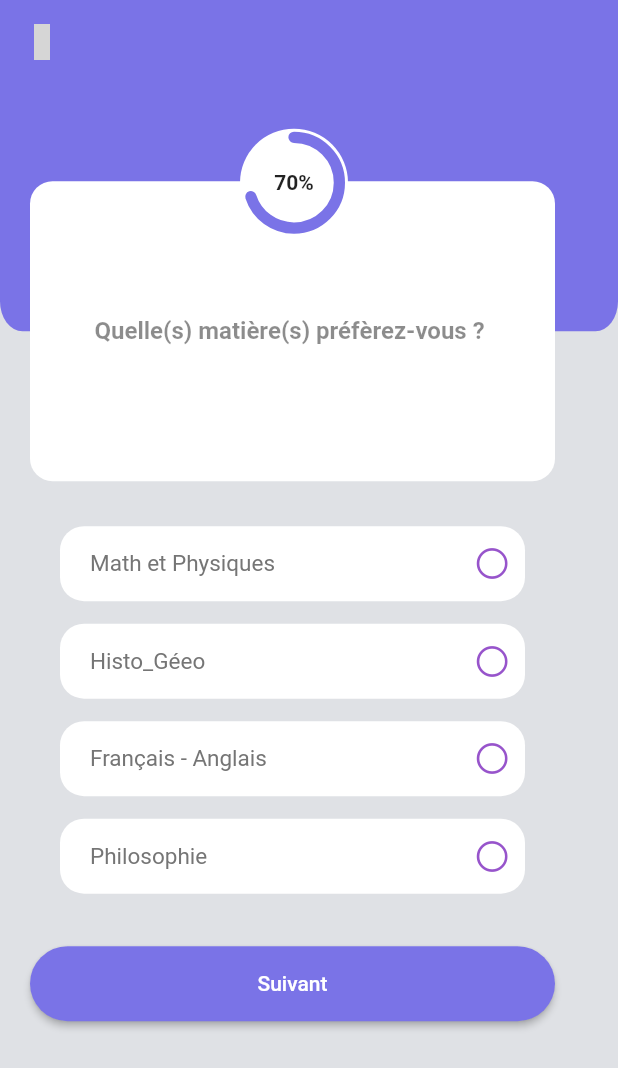
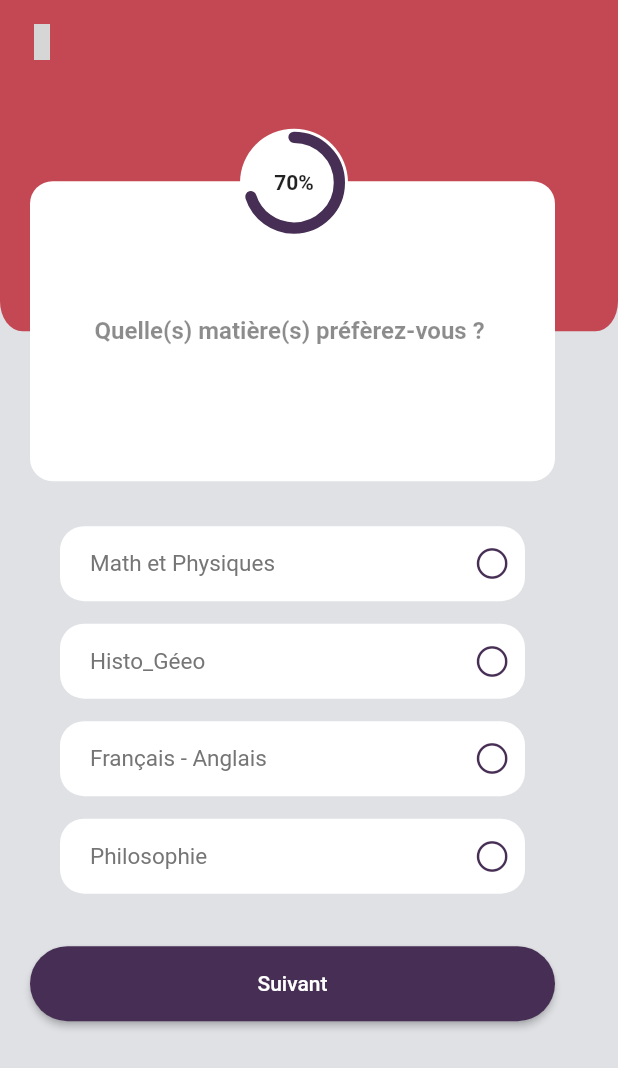
Before and after one commit to Khaniee/hackaton_ifm, a Flutter app: the ScaffoldWithBottomNavbar screen opened directly, item 5 of the bottom bar chosen, after a tap on "Commencer le test", on a phone screen of 412 x 824 dp. Shown: the top 1068 px of the screen. Run offline on Flutter 3.47's test engine with Material 2 defaults, Android fonts, the phone set to English and light mode, and no system bars; drawn by our look-alikes of percent_indicator; our stand-ins replace confetti, file_picker, iconsax, lottie, page_transition, rive and 2 more; missing offline and left inert: indexed; project files that could hold a hidden picture were left out; grey boxes are pictures that could not be loaded.

Commit message:
change color

```diff
--- a/lib/layouts/scaffold_with_bottom_navbar.dart
+++ b/lib/layouts/scaffold_with_bottom_navbar.dart
@@ -1,8 +1,8 @@
 import 'package:flutter/material.dart';
-import 'package:hackaton_ifm/screens/createRealisationScreen.dart';
+import 'package:hackaton_ifm/screens/create_realisation_screen.dart';
 import 'package:hackaton_ifm/screens/home_screen.dart';
 import 'package:hackaton_ifm/screens/menu_screen.dart';
-import 'package:hackaton_ifm/screens/quiz_screen.dart';
+import 'package:hackaton_ifm/screens/bonne_conduite_screen.dart';
 import 'package:hackaton_ifm/screens/timeline_screen.dart';
 import 'package:hackaton_ifm/screens/whoami_screen.dart';
 import 'package:hackaton_ifm/utils/color.dart';
@@ -42,7 +42,7 @@ class _ScaffoldWithBottomNavbarState extends State<ScaffoldWithBottomNavbar> {
       "icon": Iconsax.note,
       "selected_icon": Iconsax.note_2,
       "label": "Quizz",
-      "screen": const QuizScreen(),
+      "screen": const BonneConduiteScreen(),
     },
     {
       "icon": Iconsax.personalcard,
@@ -59,6 +59,7 @@ class _ScaffoldWithBottomNavbarState extends State<ScaffoldWithBottomNavbar> {
       bottomNavigationBar: NavigationBar(
         height: 70,
         labelBehavior: NavigationDestinationLabelBehavior.onlyShowSelected,
+        indicatorColor: AppColor.red.withOpacity(0.3),
         selectedIndex: selectedIndex,
         onDestinationSelected: (value) => setState(() {
           selectedIndex = value;
--- a/lib/screens/home_screen.dart
+++ b/lib/screens/home_screen.dart
@@ -1,7 +1,10 @@
 import 'package:flutter/material.dart';
+import 'package:hackaton_ifm/screens/create_realisation_screen.dart';
+import 'package:hackaton_ifm/utils/color.dart';
 import 'package:hackaton_ifm/widgets/achievement_post_card.dart';
 import 'package:hackaton_ifm/widgets/daily_message_card.dart';
 import 'package:iconsax/iconsax.dart';
+import 'package:page_transition/page_transition.dart';
 
 class HomeScreen extends StatelessWidget {
   const HomeScreen({super.key});
@@ -10,24 +13,28 @@ class HomeScreen extends StatelessWidget {
   Widget build(BuildContext context) {
     return Scaffold(
       floatingActionButton: FloatingActionButton(
-        onPressed: () {},
+        backgroundColor: AppColor.red,
+        onPressed: () {
+          Navigator.push(
+            context,
+            PageTransition(
+                child: const CreateRealisationScreen(),
+                type: PageTransitionType.leftToRight,
+                duration: const Duration(milliseconds: 250)),
+          );
+        },
         shape: RoundedRectangleBorder(borderRadius: BorderRadius.circular(10)),
         child: const Icon(Iconsax.message_add),
       ),
       body: SafeArea(
+        child: SingleChildScrollView(
           child: Container(
             padding: const EdgeInsets.all(10),
-          child: Column(
+            child: const Column(
               children: [
-              const DailyMessageCard(),
-              const SizedBox(
-                height: 10,
-              ),
-              Expanded(
-                child: ListView(
-                  children: const [
+                DailyMessageCard(),
                 SizedBox(
-                      height: 10,
+                  height: 20,
                 ),
                 AchievementPostCard(),
                 SizedBox(
@@ -36,8 +43,6 @@ class HomeScreen extends StatelessWidget {
                 AchievementPostCard(),
               ],
             ),
-              )
-            ],
           ),
         ),
       ),
--- a/lib/screens/on_boarding_screen.dart
+++ b/lib/screens/on_boarding_screen.dart
@@ -203,29 +203,29 @@ class _WelcomePageState extends State<WelcomePage> {
                       children: [
                         Stack(
                           children: [
-                            Container(
+                            SizedBox(
                               width: double.maxFinite,
                               height: MediaQuery.of(context).size.height / 1.5,
                               child: const RiveAnimation.asset(
                                 "assets/images/rocket.riv",
                               ),
                             ),
-                            Container(
+                            SizedBox(
                               width: double.maxFinite,
                               height: MediaQuery.of(context).size.height / 1.5,
                               child: Column(
                                 children: [
-                                  Expanded(child: SizedBox()),
+                                  const Expanded(child: SizedBox()),
                                   Container(
-                                    padding:
-                                        EdgeInsets.symmetric(horizontal: 15),
+                                    padding: const EdgeInsets.symmetric(
+                                        horizontal: 15),
                                     height: 50,
                                     child: SizedBox(
                                       width: 200,
                                       height: 50,
                                       child: ElevatedButton(
                                         style: ElevatedButton.styleFrom(
-                                          shape: StadiumBorder(),
+                                          shape: const StadiumBorder(),
                                           backgroundColor: Colors.white,
                                         ),
                                         onPressed: () {
@@ -268,13 +268,13 @@ class _WelcomePageState extends State<WelcomePage> {
             ],
           ),
           Container(
-            alignment: Alignment(0, 0.9),
+            alignment: const Alignment(0, 0.9),
             child: SmoothPageIndicator(
               controller: _controller,
               count: 3,
-              effect: ExpandingDotsEffect(
+              effect: const ExpandingDotsEffect(
                 dotColor: Colors.white54,
-                activeDotColor: Colors.white60,
+                activeDotColor: Colors.white,
               ),
             ),
           ),
--- a/lib/screens/testPersonnalite.dart
+++ b/lib/screens/whoami_quizz_screen.dart
@@ -4,14 +4,14 @@ import 'package:hackaton_ifm/widgets/response_elt.dart';
 import 'package:iconsax/iconsax.dart';
 import 'package:percent_indicator/circular_percent_indicator.dart';
 
-class TestPersonnaliteScreen extends StatefulWidget {
-  const TestPersonnaliteScreen({super.key});
+class WhoAmIQuizzScreen extends StatefulWidget {
+  const WhoAmIQuizzScreen({super.key});
 
   @override
-  State<TestPersonnaliteScreen> createState() => _TestPersonnaliteScreenState();
+  State<WhoAmIQuizzScreen> createState() => _WhoAmIQuizzScreenState();
 }
 
-class _TestPersonnaliteScreenState extends State<TestPersonnaliteScreen> {
+class _WhoAmIQuizzScreenState extends State<WhoAmIQuizzScreen> {
   final reponses = [
     "Math et Physiques",
     "Histo_Géeo",
@@ -23,7 +23,7 @@ class _TestPersonnaliteScreenState extends State<TestPersonnaliteScreen> {
   Widget build(BuildContext context) {
     return Scaffold(
       appBar: AppBar(
-        backgroundColor: Color.fromRGBO(122, 115, 231, 1),
+        backgroundColor: AppColor.red,
         elevation: 0,
         leading: IconButton(
           icon: const Icon(
@@ -48,7 +48,7 @@ class _TestPersonnaliteScreenState extends State<TestPersonnaliteScreen> {
                     height: MediaQuery.of(context).size.height / 5,
                     width: double.maxFinite,
                     decoration: const BoxDecoration(
-                        color: Color.fromRGBO(122, 115, 231, 1),
+                        color: AppColor.red,
                         borderRadius: BorderRadius.only(
                           bottomLeft: Radius.elliptical(15, 20),
                           bottomRight: Radius.elliptical(15, 20),
@@ -108,7 +108,7 @@ class _TestPersonnaliteScreenState extends State<TestPersonnaliteScreen> {
                                     fontSize: 14.0),
                               ),
                               circularStrokeCap: CircularStrokeCap.round,
-                              progressColor: AppColor.middlePrimary,
+                              progressColor: AppColor.purple,
                             ),
                           ),
                         ),
@@ -149,7 +149,7 @@ class _TestPersonnaliteScreenState extends State<TestPersonnaliteScreen> {
                       ),
                       child: ElevatedButton(
                         style: ElevatedButton.styleFrom(
-                          backgroundColor: AppColor.middlePrimary,
+                          backgroundColor: AppColor.purple,
                           shape: const StadiumBorder(),
                         ),
                         onPressed: () {},
--- a/lib/screens/whoami_screen.dart
+++ b/lib/screens/whoami_screen.dart
@@ -1,5 +1,5 @@
 import 'package:flutter/material.dart';
-import 'package:hackaton_ifm/screens/testPersonnalite.dart';
+import 'package:hackaton_ifm/screens/whoami_quizz_screen.dart';
 import 'package:hackaton_ifm/screens/whoami_summary_screen.dart';
 import 'package:hackaton_ifm/utils/color.dart';
 import 'package:hackaton_ifm/widgets/text.dart';
@@ -41,7 +41,7 @@ class WhoAmIScreen extends StatelessWidget {
                         ),
                         AppText(
                           "Qui-Suis-Je ?",
-                          color: AppColor.primary,
+                          color: AppColor.red,
                           fontSize: 56,
                           isBold: true,
                         ),
@@ -49,6 +49,8 @@ class WhoAmIScreen extends StatelessWidget {
                           child: AppText(
                             "100+ formations à découvrir selon vos personnalité et compétences!",
                             textAlign: TextAlign.center,
+                            fontSize: 14,
+                            color: AppColor.purple,
                           ),
                         ),
                       ],
@@ -62,7 +64,7 @@ class WhoAmIScreen extends StatelessWidget {
                       width: double.maxFinite,
                       child: ElevatedButton.icon(
                           style: ElevatedButton.styleFrom(
-                            backgroundColor: AppColor.darkPrimary,
+                            backgroundColor: AppColor.red,
                             foregroundColor: AppColor.white,
                             shape: const StadiumBorder(),
                           ),
@@ -70,8 +72,7 @@ class WhoAmIScreen extends StatelessWidget {
                           onPressed: () {
                             Navigator.of(context).push(
                               MaterialPageRoute(
-                                builder: (context) =>
-                                    const TestPersonnaliteScreen(),
+                                builder: (context) => const WhoAmIQuizzScreen(),
                               ),
                             );
                           },
@@ -86,7 +87,7 @@ class WhoAmIScreen extends StatelessWidget {
                       child: OutlinedButton.icon(
                           style: OutlinedButton.styleFrom(
                             backgroundColor: AppColor.white,
-                            foregroundColor: AppColor.darkPrimary,
+                            foregroundColor: AppColor.red,
                             shape: const StadiumBorder(),
                           ),
                           onPressed: () {
--- a/lib/utils/color.dart
+++ b/lib/utils/color.dart
@@ -10,6 +10,6 @@ class AppColor {
   static const Color divider = Color(0xffbdbdbd);
   static const Color textColor = Color(0xff757575);
   static const Color middlePrimary = Color.fromRGBO(122, 115, 231, 1);
-  static const Color red = const Color.fromRGBO(195, 72, 84, 1);
-  static const Color purple = const Color.fromRGBO(70, 46, 84, 1);
+  static const Color red = Color(0xFFC34854);
+  static const Color purple = Color(0xFF462E54);
 }
--- a/lib/widgets/achievement_post_card.dart
+++ b/lib/widgets/achievement_post_card.dart
@@ -1,6 +1,5 @@
 import 'package:flutter/material.dart';
 import 'package:hackaton_ifm/utils/color.dart';
-import 'package:hackaton_ifm/utils/core.dart';
 import 'package:hackaton_ifm/widgets/text.dart';
 import 'package:iconsax/iconsax.dart';
 import 'package:lottie/lottie.dart';
@@ -44,6 +43,9 @@ class AchievementPostCard extends StatelessWidget {
                     AppText(
                       "Jennifer Cole",
                       isBold: true,
+                    ),
+                    SizedBox(
+                      height: 10,
                     ),
                     Row(
                       children: [
--- a/lib/widgets/daily_message_card.dart
+++ b/lib/widgets/daily_message_card.dart
@@ -15,7 +15,7 @@ class DailyMessageCard extends StatelessWidget {
       width: double.maxFinite,
       padding: const EdgeInsets.all(25),
       decoration: BoxDecoration(
-        color: Colors.lightBlue,
+        color: AppColor.purple.withOpacity(0.7),
         borderRadius: BorderRadius.circular(20),
       ),
       child: const Column(
--- a/lib/widgets/response_elt.dart
+++ b/lib/widgets/response_elt.dart
@@ -27,7 +27,7 @@ class ResponseElt extends StatelessWidget {
       decoration: BoxDecoration(
         color: Colors.white,
         border: isSelected
-            ? Border.all(color: AppColor.primary)
+            ? Border.all(color: AppColor.purple)
             : isTrue
                 ? Border.all(color: Colors.green)
                 : isFalse
@@ -72,7 +72,7 @@ class ResponseElt extends StatelessWidget {
                     alignment: Alignment.centerRight,
                     child: Icon(
                       CupertinoIcons.checkmark_alt_circle_fill,
-                      color: AppColor.primary,
+                      color: AppColor.purple,
                     ),
                   )
                 : isTrue
@@ -95,7 +95,7 @@ class ResponseElt extends StatelessWidget {
                             alignment: Alignment.centerRight,
                             child: Icon(
                               CupertinoIcons.circle,
-                              color: AppColor.primary,
+                              color: AppColor.purple,
                             ),
                           ),
           )
--- a/pubspec.yaml
+++ b/pubspec.yaml
@@ -46,6 +46,7 @@ dependencies:
   percent_indicator: ^4.0.1
   smooth_page_indicator : ^1.0.0
   url_launcher: ^6.2.1
+  file_picker: ^6.1.1
 
 dev_dependencies:
   flutter_test:
```
Also changed, not shown: lib/main.dart (+1 -8 lines), lib/screens/bonne_conduite_quizz_screen.dart (renamed from lib/screens/quizBonneConduite.dart, +17 -16 lines), lib/screens/bonne_conduite_screen.dart (renamed from lib/screens/quiz_screen.dart, +8 -7 lines), lib/screens/createRealisationScreen.dart (deleted, +0 -24 lines), lib/screens/create_realisation_screen.dart (added, +258 -0 lines), lib/screens/formation_list_screen.dart (+10 -8 lines), lib/screens/menu_screen.dart (+5 -5 lines), lib/screens/whoami_summary_screen.dart (+7 -4 lines), pubspec.lock. Lines whose indentation alone changed are shown as unchanged.
